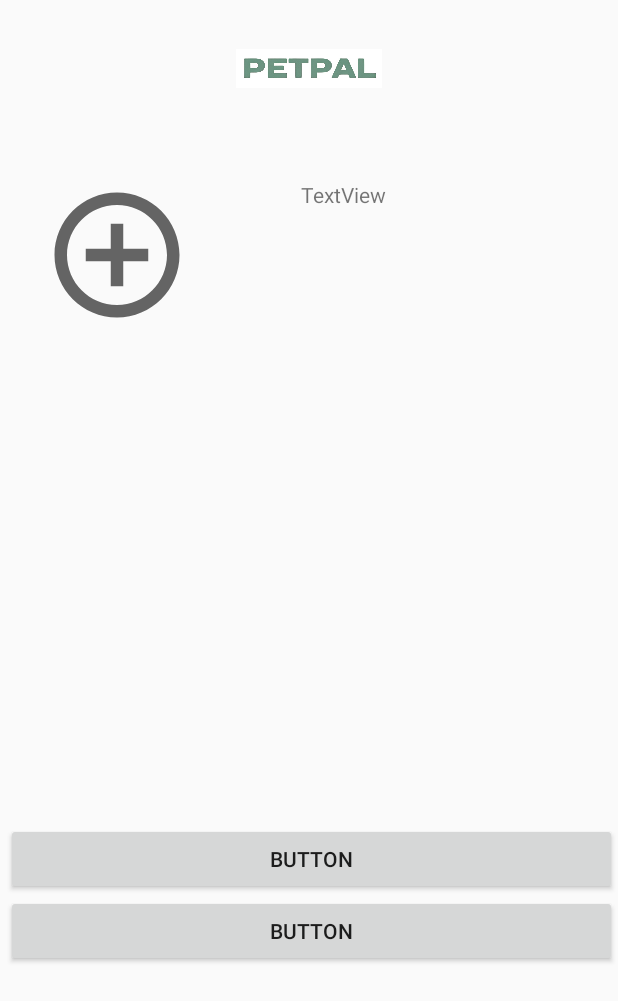
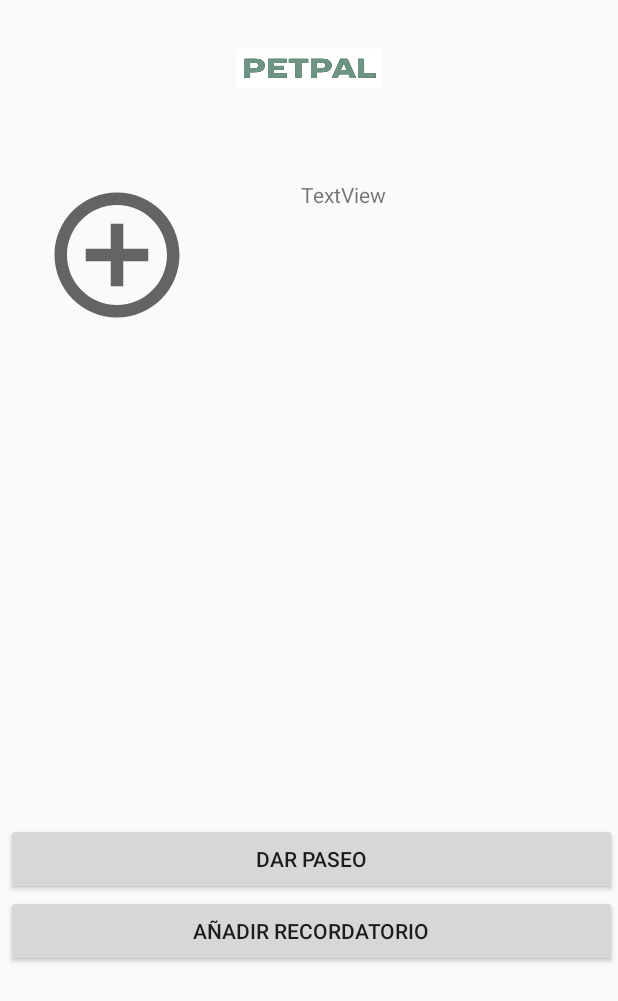
Before and after one commit to manriquer/petpal, an Android app: the PerfilMascota screen opened directly, with no data from a screen before it, on a phone screen of 412 x 824 dp. Shown: the top 1001 px of the screen. Run offline under Robolectric (Android 15) with nearby library versions, the phone set to English and light mode, and no system bars.

Commit message:
prueba maps

```diff
--- a/app/src/main/java/com/example/petpal/PerfilMascota.java
+++ b/app/src/main/java/com/example/petpal/PerfilMascota.java
@@ -1,11 +1,12 @@
 package com.example.petpal;
 
-import android.annotation.SuppressLint;
 import android.app.AlertDialog;
 import android.content.DialogInterface;
+import android.content.Intent;
 import android.os.Bundle;
 import android.view.View;
 import android.widget.Button;
+import android.widget.EditText;
 import android.widget.ImageView;
 import android.widget.TextView;
 
@@ -14,8 +15,7 @@ import androidx.appcompat.app.AppCompatActivity;
 public class PerfilMascota extends AppCompatActivity {
     ImageView logo,foto;
     TextView info;
-    Button darpaseo, añadirreco;
-
+    Button darpaseo, anyadirreco;
 
     protected void onCreate(Bundle savedInstanceState) {
         super.onCreate(savedInstanceState);
@@ -24,19 +24,23 @@ public class PerfilMascota extends AppCompatActivity {
         foto = findViewById(R.id.foto);
         info = findViewById(R.id.info);
         darpaseo = findViewById(R.id.darpaseo);
-        añadirreco = findViewById(R.id.añadirrecorrido);
+        anyadirreco = findViewById(R.id.recordatorio);
+//        darpaseo.setOnClickListener(new View.OnClickListener() {
+//            @Override
+//            public void onClick(View v) {
+//                mostrarConfirmacion();
+//            }
+//        });
 
-        darpaseo.setOnClickListener(new View.OnClickListener() {
-            @Override
-            public void onClick(View v) {
-                mostrarConfirmacion();
-            }
-        });
+    }
+
+    public void paseo(View view) {
+        Intent intent = new Intent(this, MapsActivity.class);
+        startActivity(intent);
     }
     private void mostrarConfirmacion() {
         AlertDialog.Builder builder = new AlertDialog.Builder(this);
         builder.setTitle("¿Con mas mascotas?");
-
 
         builder.setPositiveButton("Sí", new DialogInterface.OnClickListener() {
             @Override
--- a/app/src/main/res/layout/perfil_mascota.xml
+++ b/app/src/main/res/layout/perfil_mascota.xml
@@ -55,12 +55,13 @@
             android:id="@+id/darpaseo"
             android:layout_width="match_parent"
             android:layout_height="wrap_content"
-            android:text="Button" />
+            android:onClick="paseo"
+            android:text="Dar paseo" />
 
         <Button
-            android:id="@+id/añadirrecorrido"
+            android:id="@+id/recordatorio"
             android:layout_width="match_parent"
             android:layout_height="wrap_content"
-            android:text="Button" />
+            android:text="Añadir recordatorio" />
     </LinearLayout>
 </androidx.constraintlayout.widget.ConstraintLayout>
```
Also changed, not shown: app/src/main/AndroidManifest.xml (+30 -7 lines), app/src/main/java/com/example/petpal/MapsActivity.java (added, +51 -0 lines), app/src/main/res/layout/activity_maps.xml (added, +9 -0 lines).
